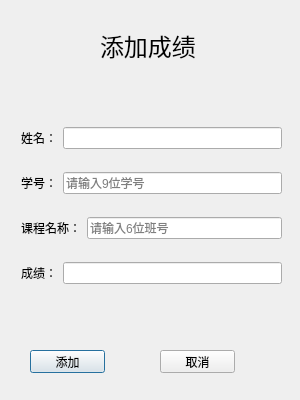
This is tea_addscore.ui in maikelaolin123/111 as Qt 5 draws it before an edit. The edited form follows.
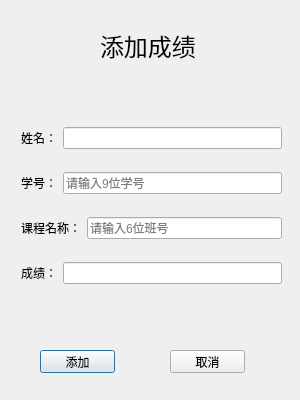
This is the edited form.

```diff
--- a/tea_addscore.ui
+++ b/tea_addscore.ui
@@ -39,7 +39,7 @@
   <widget class="QPushButton" name="btn_addscore_add">
    <property name="geometry">
     <rect>
-     <x>30</x>
+     <x>40</x>
      <y>350</y>
      <width>75</width>
      <height>23</height>
@@ -52,7 +52,7 @@
   <widget class="QPushButton" name="btn_addscore_cancel">
    <property name="geometry">
     <rect>
-     <x>160</x>
+     <x>170</x>
      <y>350</y>
      <width>75</width>
      <height>23</height>
```
Left out of the diff: 2 changed lines with no effect on the pictures.
